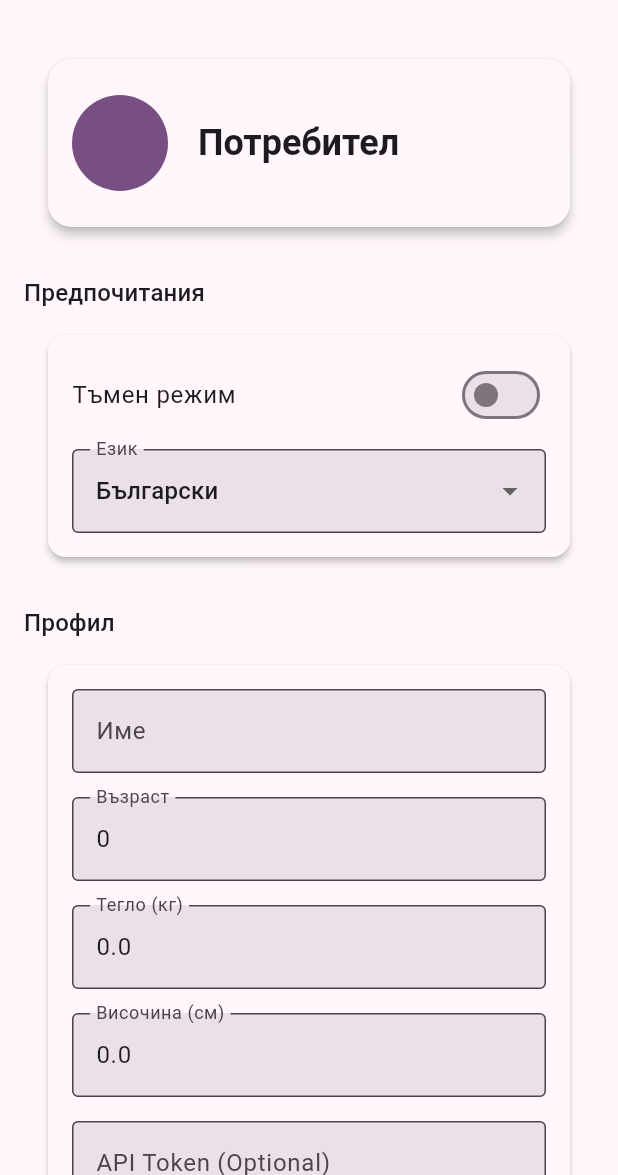
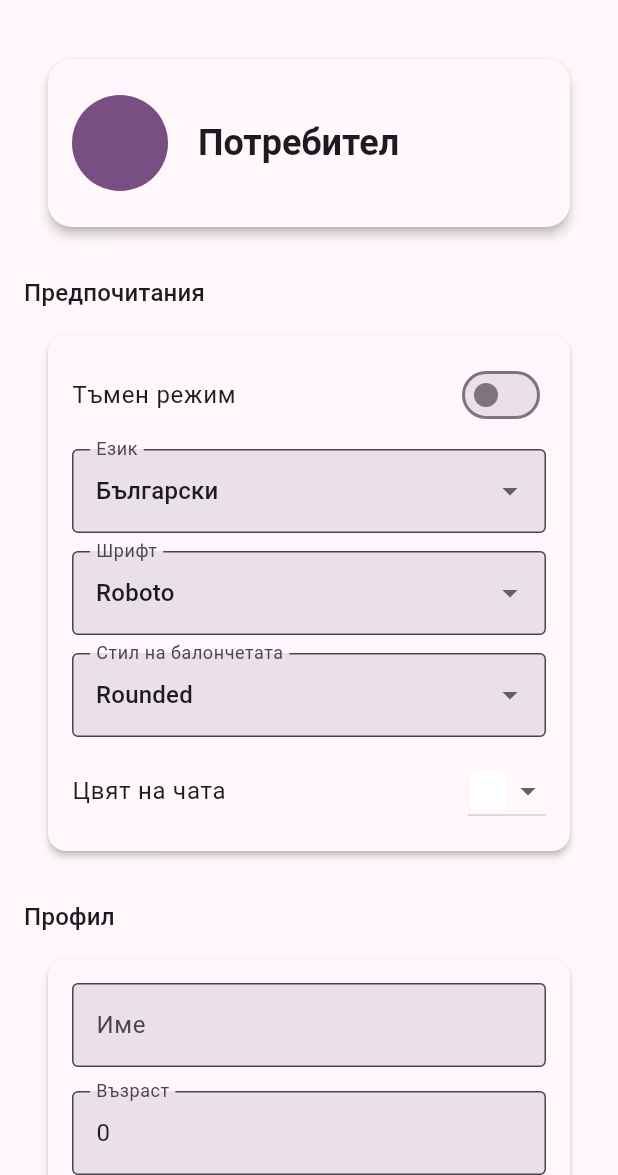
Before and after one commit to vaselba/fitnessapp, a Flutter app: the SettingsScreen screen opened directly with empty values, on a phone screen of 412 x 824 dp, the part 61-1236 px from its top. Run offline on Flutter 3.47's test engine with Material 3 defaults, Android fonts, the phone set to English and light mode, and no system bars; our stand-ins replace cloud_firestore, firebase_auth, firebase_core, fl_chart, shared_preferences; accounts and stored records are empty; generated files the repository leaves out were written again.

Commit message:
fix widget

```diff
--- a/lib/widgets/preferences_card.dart
+++ b/lib/widgets/preferences_card.dart
@@ -6,12 +6,24 @@ class PreferencesCard extends StatelessWidget {
   final ValueChanged<String?> onLanguageChanged;
   final bool isDarkMode;
   final ValueChanged<bool> onToggleTheme;
+  final String selectedFont;
+  final ValueChanged<String?> onFontChanged;
+  final String chatBubbleStyle;
+  final ValueChanged<String?> onChatBubbleStyleChanged;
+  final Color chatBackgroundColor;
+  final ValueChanged<Color?> onChatBackgroundColorChanged;
   const PreferencesCard({
     super.key,
     required this.selectedLanguage,
     required this.onLanguageChanged,
     required this.isDarkMode,
     required this.onToggleTheme,
+    required this.selectedFont,
+    required this.onFontChanged,
+    required this.chatBubbleStyle,
+    required this.onChatBubbleStyleChanged,
+    required this.chatBackgroundColor,
+    required this.onChatBackgroundColorChanged,
   });
 
   @override
@@ -63,6 +75,93 @@ class PreferencesCard extends StatelessWidget {
               ],
               onChanged: onLanguageChanged,
             ),
+            const SizedBox(height: 12),
+            DropdownButtonFormField<String>(
+              value: selectedFont,
+              decoration: InputDecoration(
+                labelText: LocalizationUtil.select(
+                  language: selectedLanguage,
+                  bg: 'Шрифт',
+                  en: 'Font',
+                ),
+                border: const OutlineInputBorder(),
+              ),
+              items: const [
+                DropdownMenuItem(value: 'Roboto', child: Text('Roboto')),
+                DropdownMenuItem(value: 'OpenSans', child: Text('Open Sans')),
+                DropdownMenuItem(value: 'Lato', child: Text('Lato')),
+              ],
+              onChanged: onFontChanged,
+            ),
+            const SizedBox(height: 12),
+            DropdownButtonFormField<String>(
+              value: chatBubbleStyle,
+              decoration: InputDecoration(
+                labelText: LocalizationUtil.select(
+                  language: selectedLanguage,
+                  bg: 'Стил на балончетата',
+                  en: 'Chat Bubble Style',
+                ),
+                border: const OutlineInputBorder(),
+              ),
+              items: const [
+                DropdownMenuItem(value: 'rounded', child: Text('Rounded')),
+                DropdownMenuItem(value: 'square', child: Text('Square')),
+              ],
+              onChanged: onChatBubbleStyleChanged,
+            ),
+            const SizedBox(height: 12),
+            Row(
+              mainAxisAlignment: MainAxisAlignment.spaceBetween,
+              children: [
+                Text(
+                  LocalizationUtil.select(
+                    language: selectedLanguage,
+                    bg: 'Цвят на чата',
+                    en: 'Chat Background Color',
+                  ),
+                  style: Theme.of(context).textTheme.bodyLarge,
+                ),
+                DropdownButton<Color>(
+                  value: chatBackgroundColor,
+                  items: [
+                    DropdownMenuItem(
+                      value: Colors.white,
+                      child: Container(
+                          width: 24,
+                          height: 24,
+                          color: Colors.white,
+                          margin: const EdgeInsets.all(2)),
+                    ),
+                    DropdownMenuItem(
+                      value: Colors.blue,
+                      child: Container(
+                          width: 24,
+                          height: 24,
+                          color: Colors.blue,
+                          margin: const EdgeInsets.all(2)),
+                    ),
+                    DropdownMenuItem(
+                      value: Colors.green,
+                      child: Container(
+                          width: 24,
+                          height: 24,
+                          color: Colors.green,
+                          margin: const EdgeInsets.all(2)),
+                    ),
+                    DropdownMenuItem(
+                      value: Colors.purple,
+                      child: Container(
+                          width: 24,
+                          height: 24,
+                          color: Colors.purple,
+                          margin: const EdgeInsets.all(2)),
+                    ),
+                  ],
+                  onChanged: onChatBackgroundColorChanged,
+                ),
+              ],
+            ),
           ],
         ),
       ),
```
Also changed, not shown: lib/screens/settings_screen.dart (+40 -10 lines).
